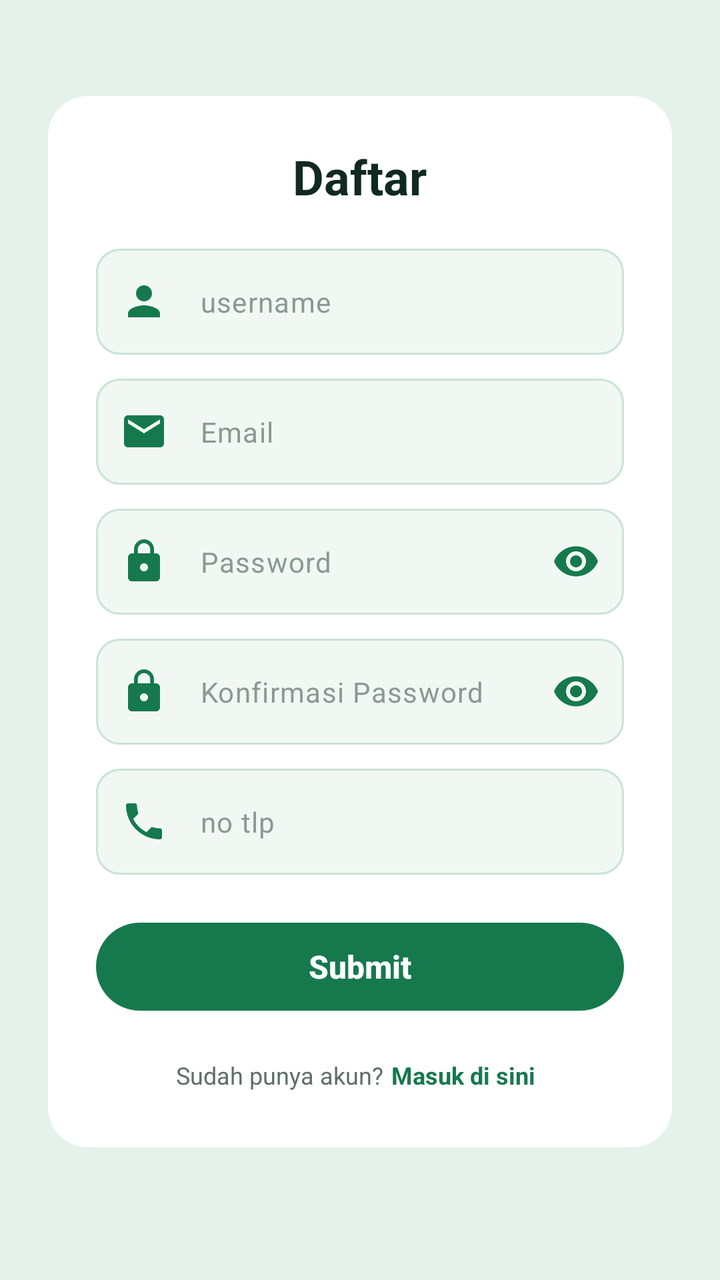
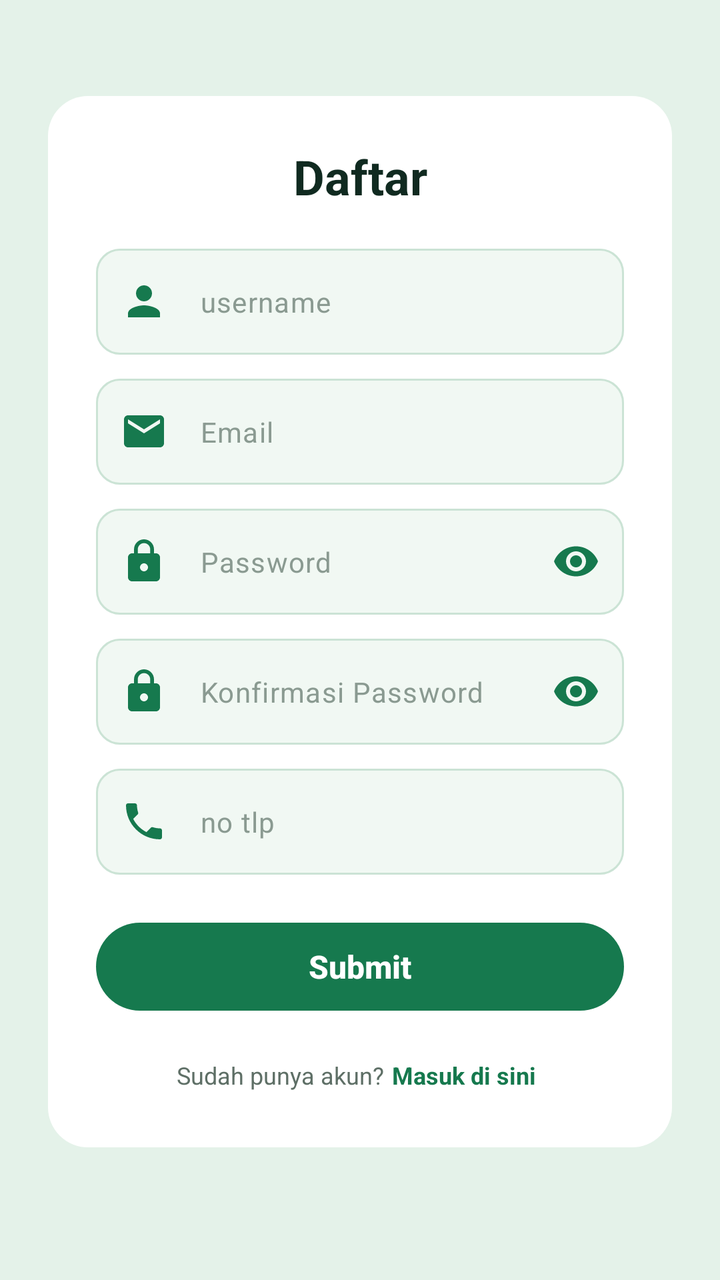

Before-and-after screenshots of an Android layout around one commit, followed by the original layout XML and the change that was made.
<!-- AndroidManifest.xml: application theme Theme.TokoOnlineUmkm -->
<!-- res/layout/activity_register.xml -->
<?xml version="1.0" encoding="utf-8"?>
<ScrollView xmlns:android="http://schemas.android.com/apk/res/android"
    xmlns:app="http://schemas.android.com/apk/res-auto"
    xmlns:tools="http://schemas.android.com/tools"
    android:id="@+id/main"
    android:layout_width="match_parent"
    android:layout_height="match_parent"
    android:background="@color/green_soft"
    android:fillViewport="true"
    tools:context=".ui.register.RegisterActivity">

    <LinearLayout
        android:layout_width="match_parent"
        android:layout_height="wrap_content"
        android:gravity="center_horizontal"
        android:orientation="vertical"
        android:paddingStart="24dp"
        android:paddingTop="48dp"
        android:paddingEnd="24dp"
        android:paddingBottom="32dp">

        
        <LinearLayout
            android:layout_width="match_parent"
            android:layout_height="wrap_content"
            android:background="@drawable/bg_card_white"
            android:orientation="vertical"
            android:padding="24dp">

            <TextView
                android:layout_width="wrap_content"
                android:layout_height="wrap_content"
                android:layout_gravity="center_horizontal"
                android:text="@string/register_title"
                android:textColor="@color/text_dark"
                android:textSize="24sp"
                android:textStyle="bold" />

            
            <com.google.android.material.textfield.TextInputLayout
                android:id="@+id/tilUsername"
                style="@style/EzpickInputLayout"
                android:layout_width="match_parent"
                android:layout_height="wrap_content"
                android:layout_marginTop="20dp"
                app:startIconContentDescription="@string/desc_icon_username"
                app:startIconDrawable="@drawable/ic_person">

                <com.google.android.material.textfield.TextInputEditText
                    android:id="@+id/etUsername"
                    android:layout_width="match_parent"
                    android:layout_height="wrap_content"
                    android:hint="@string/hint_username"
                    android:imeOptions="actionNext"
                    android:inputType="text"
                    android:maxLines="1"
                    android:textColor="@color/text_dark"
                    android:textColorHint="@color/text_hint"
                    android:textSize="14sp" />
            </com.google.android.material.textfield.TextInputLayout>

            
            <com.google.android.material.textfield.TextInputLayout
                android:id="@+id/tilEmail"
                style="@style/EzpickInputLayout"
                android:layout_width="match_parent"
                android:layout_height="wrap_content"
                android:layout_marginTop="12dp"
                app:startIconContentDescription="@string/desc_icon_email"
                app:startIconDrawable="@drawable/ic_email">

                <com.google.android.material.textfield.TextInputEditText
                    android:id="@+id/etEmail"
                    android:layout_width="match_parent"
                    android:layout_height="wrap_content"
                    android:hint="@string/hint_email"
                    android:imeOptions="actionNext"
                    android:inputType="textEmailAddress"
                    android:maxLines="1"
                    android:textColor="@color/text_dark"
                    android:textColorHint="@color/text_hint"
                    android:textSize="14sp" />
            </com.google.android.material.textfield.TextInputLayout>

            
            <com.google.android.material.textfield.TextInputLayout
                android:id="@+id/tilPassword"
                style="@style/EzpickInputLayout"
                android:layout_width="match_parent"
                android:layout_height="wrap_content"
                android:layout_marginTop="12dp"
                app:endIconMode="password_toggle"
                app:endIconTint="@color/green_primary"
                app:startIconContentDescription="@string/desc_icon_password"
                app:startIconDrawable="@drawable/ic_lock">

                <com.google.android.material.textfield.TextInputEditText
                    android:id="@+id/etPassword"
                    android:layout_width="match_parent"
                    android:layout_height="wrap_content"
                    android:hint="@string/hint_password"
                    android:imeOptions="actionNext"
                    android:inputType="textPassword"
                    android:maxLines="1"
                    android:textColor="@color/text_dark"
                    android:textColorHint="@color/text_hint"
                    android:textSize="14sp" />
            </com.google.android.material.textfield.TextInputLayout>

            
            <com.google.android.material.textfield.TextInputLayout
                android:id="@+id/tilKonfirmasiPassword"
                style="@style/EzpickInputLayout"
                android:layout_width="match_parent"
                android:layout_height="wrap_content"
                android:layout_marginTop="12dp"
                app:endIconMode="password_toggle"
                app:endIconTint="@color/green_primary"
                app:startIconContentDescription="@string/desc_icon_password"
                app:startIconDrawable="@drawable/ic_lock">

                <com.google.android.material.textfield.TextInputEditText
                    android:id="@+id/etKonfirmasiPassword"
                    android:layout_width="match_parent"
                    android:layout_height="wrap_content"
                    android:hint="@string/hint_konfirmasi_password"
                    android:imeOptions="actionNext"
                    android:inputType="textPassword"
                    android:maxLines="1"
                    android:textColor="@color/text_dark"
                    android:textColorHint="@color/text_hint"
                    android:textSize="14sp" />
            </com.google.android.material.textfield.TextInputLayout>

            
            <com.google.android.material.textfield.TextInputLayout
                android:id="@+id/tilNoTlp"
                style="@style/EzpickInputLayout"
                android:layout_width="match_parent"
                android:layout_height="wrap_content"
                android:layout_marginTop="12dp"
                app:startIconContentDescription="@string/desc_icon_telepon"
                app:startIconDrawable="@drawable/ic_phone">

                <com.google.android.material.textfield.TextInputEditText
                    android:id="@+id/etNoTlp"
                    android:layout_width="match_parent"
                    android:layout_height="wrap_content"
                    android:hint="@string/hint_no_tlp"
                    android:imeOptions="actionDone"
                    android:inputType="phone"
                    android:maxLines="1"
                    android:textColor="@color/text_dark"
                    android:textColorHint="@color/text_hint"
                    android:textSize="14sp" />
            </com.google.android.material.textfield.TextInputLayout>

            
            <com.google.android.material.button.MaterialButton
                android:id="@+id/btnSubmit"
                style="@style/EzpickButton"
                android:layout_width="match_parent"
                android:layout_marginTop="20dp"
                android:text="@string/button_submit" />

            
            <ProgressBar
                android:id="@+id/progressBar"
                android:layout_width="28dp"
                android:layout_height="28dp"
                android:layout_gravity="center_horizontal"
                android:layout_marginTop="12dp"
                android:contentDescription="@string/desc_loading"
                android:indeterminateTint="@color/green_primary"
                android:visibility="gone"
                tools:visibility="visible" />

            
            <LinearLayout
                android:layout_width="wrap_content"
                android:layout_height="wrap_content"
                android:layout_gravity="center_horizontal"
                android:layout_marginTop="16dp"
                android:gravity="center_vertical"
                android:orientation="horizontal">

                <TextView
                    android:layout_width="wrap_content"
                    android:layout_height="wrap_content"
                    android:text="@string/register_sudah_punya_akun"
                    android:textColor="@color/text_muted"
                    android:textSize="12sp" />

                <TextView
                    android:id="@+id/tvMasuk"
                    android:layout_width="wrap_content"
                    android:layout_height="wrap_content"
                    android:padding="4dp"
                    android:text="@string/register_masuk_di_sini"
                    android:textColor="@color/green_primary"
                    android:textSize="12sp"
                    android:textStyle="bold" />
            </LinearLayout>
        </LinearLayout>
    </LinearLayout>
</ScrollView>
<!-- resources referenced by this layout -->
<resources>
  <color name="green_primary">#16794E</color>
  <color name="green_soft">#E4F2E9</color>
  <color name="text_dark">#102A20</color>
  <color name="text_hint">#8A9A91</color>
  <color name="text_muted">#5E6F66</color>
  <!-- drawable bg_card_white (drawable) -->
  <?xml version="1.0" encoding="utf-8"?>
  <shape xmlns:android="http://schemas.android.com/apk/res/android"
      android:shape="rectangle">
      <solid android:color="@color/white" />
      <corners android:radius="20dp" />
  </shape>
  <!-- drawable ic_email (drawable) -->
  <vector xmlns:android="http://schemas.android.com/apk/res/android"
      android:width="24dp"
      android:height="24dp"
      android:viewportWidth="24"
      android:viewportHeight="24"
      android:tint="?attr/colorPrimary">
      <path
          android:fillColor="@android:color/white"
          android:pathData="M20,4L4,4c-1.1,0 -1.99,0.9 -1.99,2L2,18c0,1.1 0.9,2 2,2h16c1.1,0 2,-0.9 2,-2L22,6c0,-1.1 -0.9,-2 -2,-2zM20,8l-8,5 -8,-5L4,6l8,5 8,-5v2z" />
  </vector>
  <!-- drawable ic_person (drawable) -->
  <vector xmlns:android="http://schemas.android.com/apk/res/android"
      android:width="24dp"
      android:height="24dp"
      android:viewportWidth="24"
      android:viewportHeight="24"
      android:tint="?attr/colorPrimary">
      <path
          android:fillColor="@android:color/white"
          android:pathData="M12,12c2.21,0 4,-1.79 4,-4s-1.79,-4 -4,-4 -4,1.79 -4,4 1.79,4 4,4zM12,14c-2.67,0 -8,1.34 -8,4v2h16v-2c0,-2.66 -5.33,-4 -8,-4z" />
  </vector>
  <string name="button_submit">Submit</string>
  <string name="desc_icon_email">Ikon email</string>
  <string name="desc_icon_password">Ikon password</string>
  <string name="desc_icon_telepon">Ikon telepon</string>
  <string name="desc_icon_username">Ikon username</string>
  <string name="desc_loading">Sedang memproses</string>
  <string name="hint_email">Email</string>
  <string name="hint_konfirmasi_password">Konfirmasi Password</string>
  <string name="hint_no_tlp">no tlp</string>
  <string name="hint_password">Password</string>
  <string name="hint_username">username</string>
  <string name="register_masuk_di_sini">Masuk di sini</string>
  <string name="register_sudah_punya_akun">Sudah punya akun?</string>
  <string name="register_title">Daftar</string>
  <style name="EzpickButton" parent="Widget.Material3.Button">
          <item name="android:layout_height">52dp</item>
          <item name="backgroundTint">@color/ezpick_button_bg</item>
          <item name="android:textColor">@color/white</item>
          <item name="android:textSize">16sp</item>
          <item name="android:textStyle">bold</item>
          <item name="android:letterSpacing">0</item>
          <item name="android:textAllCaps">false</item>
          <item name="cornerRadius">26dp</item>
      </style>
  <style name="Theme.TokoOnlineUmkm" parent="Base.Theme.TokoOnlineUmkm" />
  <color name="white">#FFFFFFFF</color>
  <color name="green_field">#F1F8F3</color>
  <style name="ShapeEzpickInput" parent="">
          <item name="cornerFamily">rounded</item>
          <item name="cornerSize">12dp</item>
      </style>
  <color name="red_error">#C62828</color>
  <style name="Base.Theme.TokoOnlineUmkm" parent="Theme.Material3.Light.NoActionBar">
          <item name="colorPrimary">@color/green_primary</item>
          <item name="colorOnPrimary">@color/white</item>
          <item name="colorError">@color/red_error</item>
          <item name="android:forceDarkAllowed" tools:targetApi="q">false</item>
      </style>
  <!-- unchanged entries left out for length: 3 -->
</resources>

<!-- the commit's change to res/layout/activity_register.xml (unified diff, before → after) -->
@@ -9,40 +9,47 @@
     android:fillViewport="true"
     tools:context=".ui.register.RegisterActivity">
 
-    <LinearLayout
+    <androidx.constraintlayout.widget.ConstraintLayout
         android:layout_width="match_parent"
         android:layout_height="wrap_content"
-        android:gravity="center_horizontal"
-        android:orientation="vertical"
         android:paddingStart="24dp"
         android:paddingTop="48dp"
         android:paddingEnd="24dp"
         android:paddingBottom="32dp">
 
         
-        <LinearLayout
-            android:layout_width="match_parent"
+        <androidx.constraintlayout.widget.ConstraintLayout
+            android:id="@+id/cardRegister"
+            android:layout_width="0dp"
             android:layout_height="wrap_content"
             android:background="@drawable/bg_card_white"
-            android:orientation="vertical"
-            android:padding="24dp">
+            android:padding="24dp"
+            app:layout_constraintEnd_toEndOf="parent"
+            app:layout_constraintStart_toStartOf="parent"
+            app:layout_constraintTop_toTopOf="parent">
 
             <TextView
+                android:id="@+id/tvJudul"
                 android:layout_width="wrap_content"
                 android:layout_height="wrap_content"
-                android:layout_gravity="center_horizontal"
                 android:text="@string/register_title"
                 android:textColor="@color/text_dark"
                 android:textSize="24sp"
-                android:textStyle="bold" />
+                android:textStyle="bold"
+                app:layout_constraintEnd_toEndOf="parent"
+                app:layout_constraintStart_toStartOf="parent"
+                app:layout_constraintTop_toTopOf="parent" />
 
             
             <com.google.android.material.textfield.TextInputLayout
                 android:id="@+id/tilUsername"
                 style="@style/EzpickInputLayout"
-                android:layout_width="match_parent"
+                android:layout_width="0dp"
                 android:layout_height="wrap_content"
                 android:layout_marginTop="20dp"
+                app:layout_constraintEnd_toEndOf="parent"
+                app:layout_constraintStart_toStartOf="parent"
+                app:layout_constraintTop_toBottomOf="@id/tvJudul"
                 app:startIconContentDescription="@string/desc_icon_username"
                 app:startIconDrawable="@drawable/ic_person">
 
@@ -63,9 +70,12 @@
             <com.google.android.material.textfield.TextInputLayout
                 android:id="@+id/tilEmail"
                 style="@style/EzpickInputLayout"
-                android:layout_width="match_parent"
-                android:layout_height="wrap_content"
-                android:layout_marginTop="12dp"
+                android:layout_width="0dp"
+                android:layout_height="wrap_content"
+                android:layout_marginTop="12dp"
+                app:layout_constraintEnd_toEndOf="parent"
+                app:layout_constraintStart_toStartOf="parent"
+                app:layout_constraintTop_toBottomOf="@id/tilUsername"
                 app:startIconContentDescription="@string/desc_icon_email"
                 app:startIconDrawable="@drawable/ic_email">
 
@@ -86,11 +96,14 @@
             <com.google.android.material.textfield.TextInputLayout
                 android:id="@+id/tilPassword"
                 style="@style/EzpickInputLayout"
-                android:layout_width="match_parent"
+                android:layout_width="0dp"
                 android:layout_height="wrap_content"
                 android:layout_marginTop="12dp"
                 app:endIconMode="password_toggle"
                 app:endIconTint="@color/green_primary"
+                app:layout_constraintEnd_toEndOf="parent"
+                app:layout_constraintStart_toStartOf="parent"
+                app:layout_constraintTop_toBottomOf="@id/tilEmail"
                 app:startIconContentDescription="@string/desc_icon_password"
                 app:startIconDrawable="@drawable/ic_lock">
 
@@ -111,11 +124,14 @@
             <com.google.android.material.textfield.TextInputLayout
                 android:id="@+id/tilKonfirmasiPassword"
                 style="@style/EzpickInputLayout"
-                android:layout_width="match_parent"
+                android:layout_width="0dp"
                 android:layout_height="wrap_content"
                 android:layout_marginTop="12dp"
                 app:endIconMode="password_toggle"
                 app:endIconTint="@color/green_primary"
+                app:layout_constraintEnd_toEndOf="parent"
+                app:layout_constraintStart_toStartOf="parent"
+                app:layout_constraintTop_toBottomOf="@id/tilPassword"
                 app:startIconContentDescription="@string/desc_icon_password"
                 app:startIconDrawable="@drawable/ic_lock">
 
@@ -136,9 +152,12 @@
             <com.google.android.material.textfield.TextInputLayout
                 android:id="@+id/tilNoTlp"
                 style="@style/EzpickInputLayout"
-                android:layout_width="match_parent"
-                android:layout_height="wrap_content"
-                android:layout_marginTop="12dp"
+                android:layout_width="0dp"
+                android:layout_height="wrap_content"
+                android:layout_marginTop="12dp"
+                app:layout_constraintEnd_toEndOf="parent"
+                app:layout_constraintStart_toStartOf="parent"
+                app:layout_constraintTop_toBottomOf="@id/tilKonfirmasiPassword"
                 app:startIconContentDescription="@string/desc_icon_telepon"
                 app:startIconDrawable="@drawable/ic_phone">
 
@@ -159,48 +178,54 @@
             <com.google.android.material.button.MaterialButton
                 android:id="@+id/btnSubmit"
                 style="@style/EzpickButton"
-                android:layout_width="match_parent"
+                android:layout_width="0dp"
                 android:layout_marginTop="20dp"
-                android:text="@string/button_submit" />
+                android:text="@string/button_submit"
+                app:layout_constraintEnd_toEndOf="parent"
+                app:layout_constraintStart_toStartOf="parent"
+                app:layout_constraintTop_toBottomOf="@id/tilNoTlp" />
 
             
             <ProgressBar
                 android:id="@+id/progressBar"
                 android:layout_width="28dp"
                 android:layout_height="28dp"
-                android:layout_gravity="center_horizontal"
                 android:layout_marginTop="12dp"
                 android:contentDescription="@string/desc_loading"
                 android:indeterminateTint="@color/green_primary"
                 android:visibility="gone"
+                app:layout_constraintEnd_toEndOf="parent"
+                app:layout_constraintStart_toStartOf="parent"
+                app:layout_constraintTop_toBottomOf="@id/btnSubmit"
                 tools:visibility="visible" />
 
             
-            <LinearLayout
+            <TextView
+                android:id="@+id/tvSudahPunyaAkun"
                 android:layout_width="wrap_content"
                 android:layout_height="wrap_content"
-                android:layout_gravity="center_horizontal"
                 android:layout_marginTop="16dp"
-                android:gravity="center_vertical"
-                android:orientation="horizontal">
-
-                <TextView
-                    android:layout_width="wrap_content"
-                    android:layout_height="wrap_content"
-                    android:text="@string/register_sudah_punya_akun"
-                    android:textColor="@color/text_muted"
-                    android:textSize="12sp" />
-
-                <TextView
-                    android:id="@+id/tvMasuk"
-                    android:layout_width="wrap_content"
-                    android:layout_height="wrap_content"
-                    android:padding="4dp"
-                    android:text="@string/register_masuk_di_sini"
-                    android:textColor="@color/green_primary"
-                    android:textSize="12sp"
-                    android:textStyle="bold" />
-            </LinearLayout>
-        </LinearLayout>
-    </LinearLayout>
+                android:text="@string/register_sudah_punya_akun"
+                android:textColor="@color/text_muted"
+                android:textSize="12sp"
+                app:layout_constraintBottom_toBottomOf="parent"
+                app:layout_constraintEnd_toStartOf="@id/tvMasuk"
+                app:layout_constraintHorizontal_chainStyle="packed"
+                app:layout_constraintStart_toStartOf="parent"
+                app:layout_constraintTop_toBottomOf="@id/progressBar" />
+
+            <TextView
+                android:id="@+id/tvMasuk"
+                android:layout_width="wrap_content"
+                android:layout_height="wrap_content"
+                android:padding="4dp"
+                android:text="@string/register_masuk_di_sini"
+                android:textColor="@color/green_primary"
+                android:textSize="12sp"
+                android:textStyle="bold"
+                app:layout_constraintBaseline_toBaselineOf="@id/tvSudahPunyaAkun"
+                app:layout_constraintEnd_toEndOf="parent"
+                app:layout_constraintStart_toEndOf="@id/tvSudahPunyaAkun" />
+        </androidx.constraintlayout.widget.ConstraintLayout>
+    </androidx.constraintlayout.widget.ConstraintLayout>
 </ScrollView>
